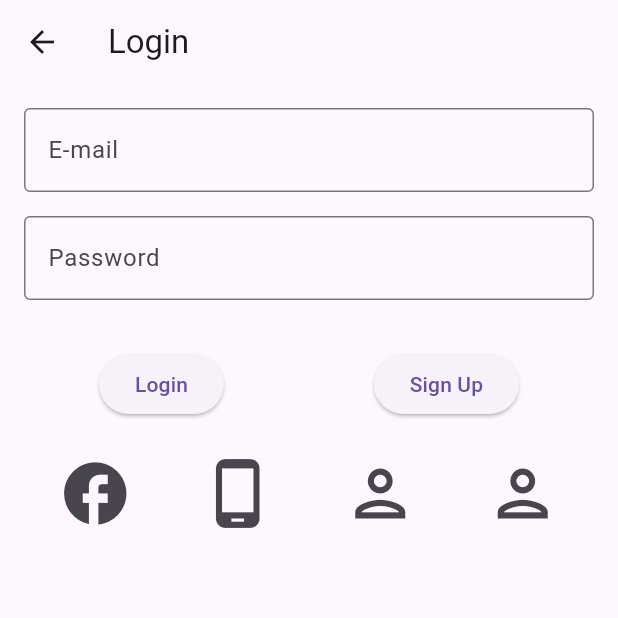
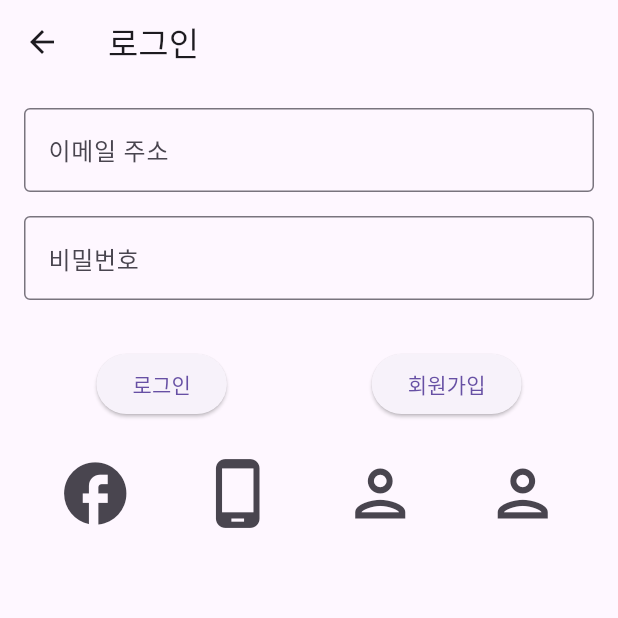
Before and after one commit to YourEarFits/your_ear_fits, a Flutter app: the LoginScreen screen opened directly, on a phone screen of 412 x 824 dp, the top half of it. Run offline on Flutter 3.47's test engine with Material 3 defaults, Android fonts, the phone set to English and light mode, and no system bars; our stand-ins replace flutter_dotenv, supabase_flutter; accounts and stored records are empty; network calls fail.

Commit message:
chore: UI를 한국어로 구성하고 주석을 추가하다

```diff
--- a/lib/Account/login.dart
+++ b/lib/Account/login.dart
@@ -5,13 +5,11 @@ class Login {
     String email,
     String password,
   ) async {
-    // 로그인 함수
-
+    // 로그인
     try {
-      // 로그인 로직
       await Supabase.instance.client.auth
           .signInWithPassword(email: email, password: password);
-      return true; // 로그인 성공 시 true 반환
+      return true; // 로그인 성공 시
     } catch (e) {
       rethrow; // 에러 발생 시 에러 반환
     }
--- a/lib/Account/login_screen.dart
+++ b/lib/Account/login_screen.dart
@@ -23,11 +23,11 @@ class _LoginScreenState extends State<LoginScreen> {
 
     Login.login(email, password).then((value) {
       if (value) {
-        print('Login 성공');
+        // 성공
         Navigator.pop(context);
       }
     }).catchError((onError) {
-      print('Login 실패: $onError');
+      // 실패
       _loginMessageController.add(onError.toString());
     });
   }
@@ -36,7 +36,7 @@ class _LoginScreenState extends State<LoginScreen> {
   Widget build(BuildContext context) {
     return Scaffold(
       appBar: AppBar(
-        title: const Text('Login'),
+        title: const Text('로그인'),
       ),
       body: Padding(
         padding: const EdgeInsets.all(16.0),
@@ -46,7 +46,7 @@ class _LoginScreenState extends State<LoginScreen> {
               controller: _emailController,
               decoration: const InputDecoration(
                 border: OutlineInputBorder(),
-                labelText: 'E-mail',
+                labelText: '이메일 주소',
               ),
             ),
             const SizedBox(height: 16.0),
@@ -54,7 +54,7 @@ class _LoginScreenState extends State<LoginScreen> {
               controller: _passwordController,
               decoration: const InputDecoration(
                 border: OutlineInputBorder(),
-                labelText: 'Password',
+                labelText: '비밀번호',
               ),
               obscureText: true,
             ),
@@ -74,7 +74,7 @@ class _LoginScreenState extends State<LoginScreen> {
               children: [
                 ElevatedButton(
                   onPressed: _login,
-                  child: const Text('Login'),
+                  child: const Text('로그인'),
                 ),
                 ElevatedButton(
                     onPressed: () {
@@ -83,7 +83,7 @@ class _LoginScreenState extends State<LoginScreen> {
                           MaterialPageRoute(
                               builder: (context) => const SignUpScreen()));
                     },
-                    child: const Text('Sign Up'))
+                    child: const Text('회원가입'))
               ],
             ),
             const SizedBox(height: 16.0),
--- a/lib/Account/logout_widget.dart
+++ b/lib/Account/logout_widget.dart
@@ -6,10 +6,11 @@ class LogoutWidget extends StatelessWidget {
 
   @override
   Widget build(BuildContext context) {
+    // 로그아웃 버튼
     return const ElevatedButton(
       onPressed: Logout.logout,
       child: Text(
-        'Logout',
+        '로그아웃',
       ),
     );
   }
--- a/lib/Account/sign_up.dart
+++ b/lib/Account/sign_up.dart
@@ -5,13 +5,11 @@ class SignUp {
     String email,
     String password,
   ) async {
-    // 회원가입 함수
-
+    // 회원가입
     try {
-      // 회원가입 로직
       await Supabase.instance.client.auth
           .signUp(email: email, password: password);
-      return true; // 회원가입 성공 시 true 반환
+      return true; // 성공 시
     } catch (e) {
       rethrow; // 에러 발생 시 에러 반환
     }
--- a/lib/Account/sign_up_screen.dart
+++ b/lib/Account/sign_up_screen.dart
@@ -22,12 +22,12 @@ class _SignUpScreenState extends State<SignUpScreen> {
 
     SignUp.signUp(email, password).then((value) {
       if (value) {
-        print('Sign Up 성공');
+        // 성공
         Navigator.pop(context); // 회원가입 성공 시 로그인 화면으로 이동
         Navigator.pop(context); // 마이페이지로 이동
       }
     }).catchError((onError) {
-      print('Sign Up 실패: $onError');
+      // 실패
       _loginMessageController.add(onError.toString());
     });
   }
@@ -36,7 +36,7 @@ class _SignUpScreenState extends State<SignUpScreen> {
   Widget build(BuildContext context) {
     return Scaffold(
       appBar: AppBar(
-        title: const Text('Sign Up'),
+        title: const Text('회원가입'),
       ),
       body: Padding(
         padding: const EdgeInsets.all(16.0),
@@ -46,7 +46,7 @@ class _SignUpScreenState extends State<SignUpScreen> {
               controller: _emailController,
               decoration: const InputDecoration(
                 border: OutlineInputBorder(),
-                labelText: 'E-mail',
+                labelText: '이메일 주소',
               ),
             ),
             const SizedBox(height: 16.0),
@@ -54,7 +54,7 @@ class _SignUpScreenState extends State<SignUpScreen> {
               controller: _passwordController,
               decoration: const InputDecoration(
                 border: OutlineInputBorder(),
-                labelText: 'Password',
+                labelText: '비밀번호',
               ),
               obscureText: true,
             ),
@@ -71,7 +71,7 @@ class _SignUpScreenState extends State<SignUpScreen> {
             ElevatedButton(
               onPressed: pressedSignUp,
               child: const Text(
-                'Sign Up',
+                '회원가입',
               ),
             ),
           ],
--- a/lib/Earbuds/product_item_widget.dart
+++ b/lib/Earbuds/product_item_widget.dart
@@ -13,9 +13,9 @@ class ProductItemWidget extends StatelessWidget {
     return ListTile(
       // 이미지
       leading: Image.network(product['image_src']),
-      // 제목
+      // 상품 이름
       title: Text(product['name']),
-      // 부제목
+      // 상품 스펙
       subtitle: Text(product['specs']),
     );
   }
--- a/lib/Earbuds/search_screen.dart
+++ b/lib/Earbuds/search_screen.dart
@@ -26,7 +26,7 @@ class _SearchScreenState extends State<SearchScreen> {
   Widget build(BuildContext context) {
     return Scaffold(
       appBar: AppBar(
-        title: const Text('Search'),
+        title: const Text('이어폰 검색하세요!'),
       ),
       body: Center(
         child: Column(
@@ -55,9 +55,9 @@ class _SearchScreenState extends State<SearchScreen> {
                   if (snapshot.connectionState == ConnectionState.waiting) {
                     return const Center(child: CircularProgressIndicator());
                   } else if (snapshot.hasError) {
-                    return Center(child: Text('Error: ${snapshot.error}'));
+                    return Center(child: Text('오류: ${snapshot.error}'));
                   } else if (!snapshot.hasData || snapshot.data!.isEmpty) {
-                    return const Center(child: Text('No results found.'));
+                    return const Center(child: Text('검색 결과가 없습니다.'));
                   } else {
                     return ListView.builder(
                       itemCount: snapshot.data!.length,
--- a/lib/home_screen.dart
+++ b/lib/home_screen.dart
@@ -12,6 +12,7 @@ class HomeScreen extends StatelessWidget {
     return MaterialApp(
       home: Scaffold(
         backgroundColor: Colors.white,
+        // 상단 앱바
         appBar: AppBar(
           backgroundColor: Colors.white,
           title: const Text(
@@ -23,6 +24,7 @@ class HomeScreen extends StatelessWidget {
           ),
           centerTitle: true,
         ),
+        // 홈 화면
         body: Center(
           child: Column(
             mainAxisAlignment: MainAxisAlignment.spaceBetween,
@@ -30,9 +32,9 @@ class HomeScreen extends StatelessWidget {
               Padding(
                 padding:
                     const EdgeInsets.symmetric(horizontal: 15, vertical: 10),
+                // 버튼 클릭 시 검색 화면으로 이동
                 child: GestureDetector(
                   onTap: () {
-                    // 버튼 클릭 시 검색 화면으로 이동
                     Navigator.push(
                       context,
                       MaterialPageRoute(
@@ -57,6 +59,7 @@ class HomeScreen extends StatelessWidget {
                   Row(
                     mainAxisAlignment: MainAxisAlignment.spaceAround,
                     children: [
+                      // 귀 모양 검사
                       Column(
                         children: [
                           IconButton(
@@ -74,6 +77,7 @@ class HomeScreen extends StatelessWidget {
                           const Text("귀 모양 검사")
                         ],
                       ),
+                      // 이어폰 보러가기
                       Column(
                         children: [
                           IconButton(
--- a/lib/my_page_screen.dart
+++ b/lib/my_page_screen.dart
@@ -21,6 +21,7 @@ class MyPageScreen extends StatelessWidget {
             StreamBuilder(
               stream: Supabase.instance.client.auth.onAuthStateChange,
               builder: (context, snapshot) {
+                // 로그인 상태인 경우
                 if (snapshot.data?.session?.user.id != null) {
                   return Expanded(
                     child: Column(
@@ -29,21 +30,23 @@ class MyPageScreen extends StatelessWidget {
                         Row(
                           mainAxisAlignment: MainAxisAlignment.spaceAround,
                           children: [
+                            // 사용자 식별번호
                             Expanded(
                               flex: 1,
                               child: Column(
                                 mainAxisAlignment: MainAxisAlignment.center,
                                 children: [
-                                  const Text('사용자'),
+                                  const Text('사용자 식별번호'),
                                   Text(snapshot.data!.session!.user.id),
                                 ],
                               ),
                             ),
+                            // 이메일 주소
                             Expanded(
                               flex: 1,
                               child: Column(
                                 children: [
-                                  const Text('이메일'),
+                                  const Text('이메일 주소'),
                                   Text("${snapshot.data!.session!.user.email}"),
                                 ],
                               ),
@@ -53,17 +56,19 @@ class MyPageScreen extends StatelessWidget {
                         Row(
                           mainAxisAlignment: MainAxisAlignment.spaceAround,
                           children: [
+                            // 전화번호
                             Expanded(
                               flex: 1,
                               child: Column(
                                 mainAxisAlignment: MainAxisAlignment.center,
                                 children: [
                                   const Text('전화번호'),
-                                  Text(snapshot.data!.session!.user.phone ??
-                                      ''),
+                                  Text(
+                                      snapshot.data!.session!.user.phone ?? ''),
                                 ],
                               ),
                             ),
+                            // 마지막 로그인
                             Expanded(
                               flex: 1,
                               child: Column(
@@ -76,12 +81,13 @@ class MyPageScreen extends StatelessWidget {
                             ),
                           ],
                         ),
-                        const Text('로그인 되었습니다.'),
+                        const Text('로그인 상태입니다.'),
                         const LogoutWidget(),
                       ],
                     ),
                   );
                 } else {
+                  // 로그인 상태가 아닌 경우
                   return Column(
                     children: [
                       const Text('로그인이 필요합니다.'),
@@ -94,9 +100,7 @@ class MyPageScreen extends StatelessWidget {
                             ),
                           );
                         },
-                        child: const Text(
-                          'Login',
-                        ),
+                        child: const Text('로그인'),
                       ),
                     ],
                   );
--- a/lib/navigator_widget.dart
+++ b/lib/navigator_widget.dart
@@ -14,6 +14,7 @@ class NavigatorWidget extends StatelessWidget {
     return Row(
       mainAxisAlignment: MainAxisAlignment.spaceAround,
       children: [
+        // 이벤트
         Column(
           children: [
             IconButton(
@@ -30,6 +31,7 @@ class NavigatorWidget extends StatelessWidget {
             const Text('이벤트'),
           ],
         ),
+        // 검색
         Column(
           children: [
             IconButton(
@@ -46,6 +48,7 @@ class NavigatorWidget extends StatelessWidget {
             const Text('검색'),
           ],
         ),
+        // 홈
         Column(
           children: [
             IconButton(
@@ -55,6 +58,7 @@ class NavigatorWidget extends StatelessWidget {
             const Text('홈'),
           ],
         ),
+        // 귀 검사
         Column(
           children: [
             IconButton(
@@ -71,6 +75,7 @@ class NavigatorWidget extends StatelessWidget {
             const Text('귀 검사'),
           ],
         ),
+        // 마이페이지
         Column(
           children: [
             IconButton(
```
